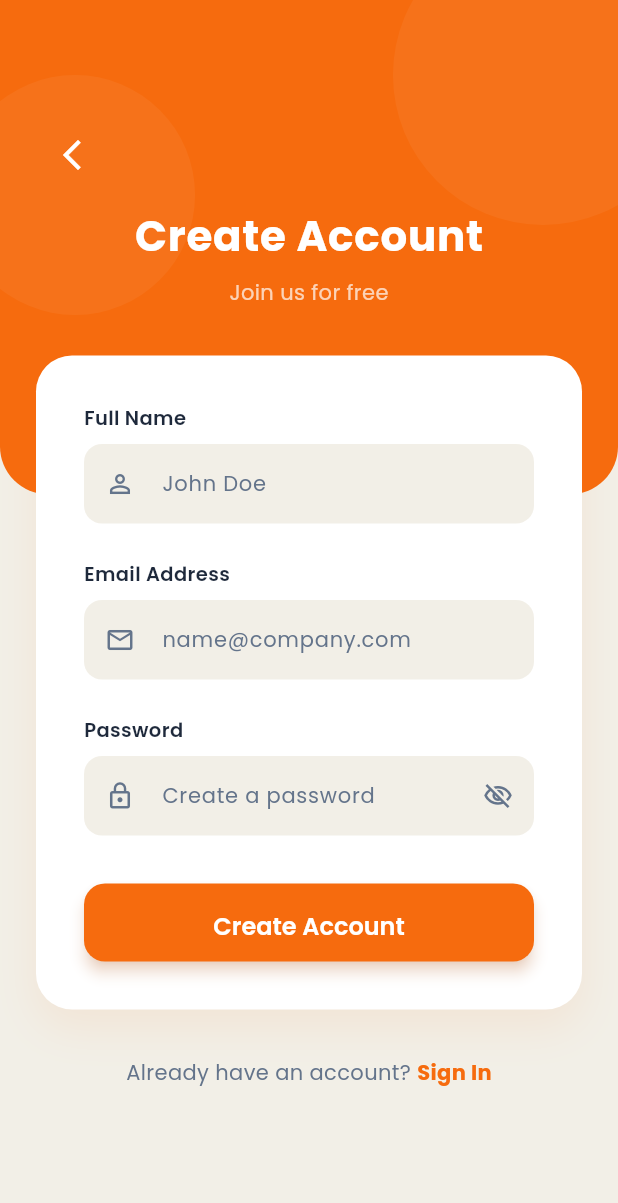
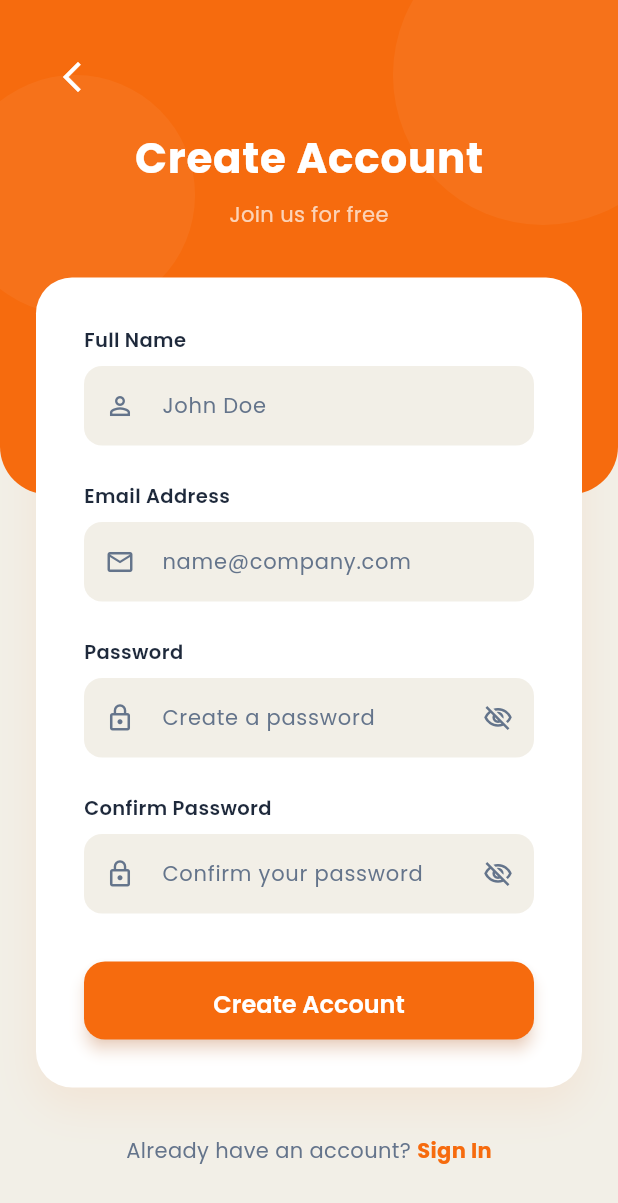
Before and after one commit to rizkyxp/fieldops-qc, a Flutter app: the screen it shows after launch, after a tap on "Sign Up", on a phone screen of 412 x 824 dp. Shown: the top 1203 px of the screen. Run offline on Flutter 3.47's test engine with Material 3 defaults, Android fonts, the phone set to English and light mode, and no system bars; our stand-ins replace dio, flutter_dotenv, flutter_native_splash, get, google_fonts, image_picker and 2 more; network calls fail.

Commit message:
refactor: Replace GoogleFonts with native TextStyle for typography consistency across UI components.

```diff
--- a/lib/modules/auth/presentation/views/login_view.dart
+++ b/lib/modules/auth/presentation/views/login_view.dart
@@ -1,6 +1,5 @@
 import 'package:flutter/material.dart';
 import 'package:get/get.dart';
-import 'package:google_fonts/google_fonts.dart';
 import '../controllers/auth_controller.dart';
 import '../../../../core/theme/app_colors.dart';
 import 'signup_view.dart';
@@ -87,7 +86,7 @@ class LoginView extends GetView<AuthController> {
                     const SizedBox(height: 24),
                     Text(
                       "FieldOps QC",
-                      style: GoogleFonts.poppins(
+                      style: const TextStyle(
                         fontSize: 24,
                         fontWeight: FontWeight.bold,
                         color: Colors.white,
@@ -115,7 +114,7 @@ class LoginView extends GetView<AuthController> {
                         children: [
                           Text(
                             "Welcome Back",
-                            style: GoogleFonts.poppins(
+                            style: const TextStyle(
                               fontSize: 22,
                               fontWeight: FontWeight.bold,
                               color: AppColors.textPrimary,
@@ -124,7 +123,7 @@ class LoginView extends GetView<AuthController> {
                           const SizedBox(height: 8),
                           Text(
                             "Please sign in to your account.",
-                            style: GoogleFonts.poppins(
+                            style: const TextStyle(
                               fontSize: 14,
                               color: AppColors.textSecondary,
                             ),
@@ -137,7 +136,7 @@ class LoginView extends GetView<AuthController> {
                           TextField(
                             controller: controller.emailController,
                             keyboardType: TextInputType.emailAddress,
-                            style: GoogleFonts.poppins(fontSize: 14),
+                            style: const TextStyle(fontSize: 14),
                             decoration: _inputDecoration(
                               hint: "Enter your email",
                               icon: Icons.email_outlined,
@@ -152,7 +151,7 @@ class LoginView extends GetView<AuthController> {
                             () => TextField(
                               controller: controller.passwordController,
                               obscureText: !controller.isPasswordVisible.value,
-                              style: GoogleFonts.poppins(fontSize: 14),
+                              style: const TextStyle(fontSize: 14),
                               decoration: _inputDecoration(
                                 hint: "Enter your password",
                                 icon: Icons.lock_outline,
@@ -173,9 +172,9 @@ class LoginView extends GetView<AuthController> {
                                   vertical: 8,
                                 ),
                               ),
-                              child: Text(
+                              child: const Text(
                                 "Forgot Password?",
-                                style: GoogleFonts.poppins(
+                                style: TextStyle(
                                   fontWeight: FontWeight.w600,
                                   fontSize: 13,
                                 ),
@@ -213,9 +212,9 @@ class LoginView extends GetView<AuthController> {
                                           strokeWidth: 2,
                                         ),
                                       )
-                                    : Text(
+                                    : const Text(
                                         "Sign In",
-                                        style: GoogleFonts.poppins(
+                                        style: TextStyle(
                                           fontWeight: FontWeight.w600,
                                           fontSize: 16,
                                         ),
@@ -235,16 +234,16 @@ class LoginView extends GetView<AuthController> {
                       children: [
                         Text(
                           "Don't have an account? ",
-                          style: GoogleFonts.poppins(
+                          style: const TextStyle(
                             color: AppColors.textSecondary,
                             fontSize: 14,
                           ),
                         ),
                         GestureDetector(
                           onTap: () => Get.to(() => const SignupView()),
-                          child: Text(
+                          child: const Text(
                             "Sign Up",
-                            style: GoogleFonts.poppins(
+                            style: TextStyle(
                               color: AppColors.primary,
                               fontWeight: FontWeight.bold,
                               fontSize: 14,
@@ -267,7 +266,7 @@ class LoginView extends GetView<AuthController> {
   Widget _buildTextFieldLabel(String label) {
     return Text(
       label,
-      style: GoogleFonts.poppins(
+      style: const TextStyle(
         fontSize: 13,
         fontWeight: FontWeight.w600,
         color: AppColors.textPrimary,
--- a/lib/modules/auth/presentation/views/signup_view.dart
+++ b/lib/modules/auth/presentation/views/signup_view.dart
@@ -1,6 +1,5 @@
 import 'package:flutter/material.dart';
 import 'package:get/get.dart';
-import 'package:google_fonts/google_fonts.dart';
 import '../controllers/auth_controller.dart';
 import '../../../../core/theme/app_colors.dart';
 
@@ -75,7 +74,7 @@ class SignupView extends GetView<AuthController> {
 
                     Text(
                       "Create Account",
-                      style: GoogleFonts.poppins(
+                      style: const TextStyle(
                         fontSize: 28,
                         fontWeight: FontWeight.bold,
                         color: Colors.white,
@@ -83,12 +82,9 @@ class SignupView extends GetView<AuthController> {
                       ),
                     ),
                     const SizedBox(height: 8),
-                    Text(
+                    const Text(
                       "Join us for free",
-                      style: GoogleFonts.poppins(
-                        fontSize: 14,
-                        color: Colors.white70,
-                      ),
+                      style: TextStyle(fontSize: 14, color: Colors.white70),
                     ),
                     const SizedBox(height: 32),
 
@@ -114,7 +110,7 @@ class SignupView extends GetView<AuthController> {
                           const SizedBox(height: 8),
                           TextField(
                             controller: controller.nameController,
-                            style: GoogleFonts.poppins(fontSize: 14),
+                            style: const TextStyle(fontSize: 14),
                             decoration: _inputDecoration(
                               hint: "John Doe",
                               icon: Icons.person_outline,
@@ -128,7 +124,7 @@ class SignupView extends GetView<AuthController> {
                           TextField(
                             controller: controller.emailController,
                             keyboardType: TextInputType.emailAddress,
-                            style: GoogleFonts.poppins(fontSize: 14),
+                            style: const TextStyle(fontSize: 14),
                             decoration: _inputDecoration(
                               hint: "name@company.com",
                               icon: Icons.email_outlined,
@@ -143,11 +139,31 @@ class SignupView extends GetView<AuthController> {
                             () => TextField(
                               controller: controller.passwordController,
                               obscureText: !controller.isPasswordVisible.value,
-                              style: GoogleFonts.poppins(fontSize: 14),
+                              style: const TextStyle(fontSize: 14),
                               decoration: _inputDecoration(
                                 hint: "Create a password",
                                 icon: Icons.lock_outline,
                                 isPassword: true,
+                                isConfirm: false,
+                              ),
+                            ),
+                          ),
+                          const SizedBox(height: 24),
+
+                          // Confirm Password
+                          _buildTextFieldLabel("Confirm Password"),
+                          const SizedBox(height: 8),
+                          Obx(
+                            () => TextField(
+                              controller: controller.confirmPasswordController,
+                              obscureText:
+                                  !controller.isConfirmPasswordVisible.value,
+                              style: const TextStyle(fontSize: 14),
+                              decoration: _inputDecoration(
+                                hint: "Confirm your password",
+                                icon: Icons.lock_outline,
+                                isPassword: true,
+                                isConfirm: true,
                               ),
                             ),
                           ),
@@ -182,9 +198,9 @@ class SignupView extends GetView<AuthController> {
                                           strokeWidth: 2,
                                         ),
                                       )
-                                    : Text(
+                                    : const Text(
                                         "Create Account",
-                                        style: GoogleFonts.poppins(
+                                        style: TextStyle(
                                           fontWeight: FontWeight.w600,
                                           fontSize: 16,
                                         ),
@@ -204,16 +220,16 @@ class SignupView extends GetView<AuthController> {
                       children: [
                         Text(
                           "Already have an account? ",
-                          style: GoogleFonts.poppins(
+                          style: const TextStyle(
                             color: AppColors.textSecondary,
                             fontSize: 14,
                           ),
                         ),
                         GestureDetector(
                           onTap: () => Get.back(),
-                          child: Text(
+                          child: const Text(
                             "Sign In",
-                            style: GoogleFonts.poppins(
+                            style: TextStyle(
                               color: AppColors.primary,
                               fontWeight: FontWeight.bold,
                               fontSize: 14,
@@ -236,7 +252,7 @@ class SignupView extends GetView<AuthController> {
   Widget _buildTextFieldLabel(String label) {
     return Text(
       label,
-      style: GoogleFonts.poppins(
+      style: const TextStyle(
         fontSize: 13,
         fontWeight: FontWeight.w600,
         color: AppColors.textPrimary,
@@ -248,6 +264,7 @@ class SignupView extends GetView<AuthController> {
     required String hint,
     required IconData icon,
     bool isPassword = false,
+    bool isConfirm = false,
   }) {
     return InputDecoration(
       hintText: hint,
@@ -255,13 +272,19 @@ class SignupView extends GetView<AuthController> {
       suffixIcon: isPassword
           ? IconButton(
               icon: Icon(
-                controller.isPasswordVisible.value
-                    ? Icons.visibility_outlined
-                    : Icons.visibility_off_outlined,
+                isConfirm
+                    ? (controller.isConfirmPasswordVisible.value
+                          ? Icons.visibility_outlined
+                          : Icons.visibility_off_outlined)
+                    : (controller.isPasswordVisible.value
+                          ? Icons.visibility_outlined
+                          : Icons.visibility_off_outlined),
                 color: AppColors.textSecondary,
                 size: 20,
               ),
-              onPressed: controller.togglePasswordVisibility,
+              onPressed: isConfirm
+                  ? controller.toggleConfirmPasswordVisibility
+                  : controller.togglePasswordVisibility,
             )
           : null,
       filled: true,
--- a/lib/modules/chat/presentation/views/chat_tab.dart
+++ b/lib/modules/chat/presentation/views/chat_tab.dart
@@ -1,6 +1,5 @@
 import 'package:flutter/material.dart';
 import 'package:get/get.dart';
-import 'package:google_fonts/google_fonts.dart';
 import '../../../../core/theme/app_colors.dart';
 import 'widgets/chat_card.dart';
 
@@ -53,7 +52,7 @@ class ChatTab extends StatelessWidget {
       appBar: AppBar(
         title: Text(
           "Messages",
-          style: GoogleFonts.poppins(
+          style: const TextStyle(
             fontWeight: FontWeight.bold,
             color: AppColors.textPrimary,
           ),
--- a/lib/modules/task/presentation/views/tasks_tab.dart
+++ b/lib/modules/task/presentation/views/tasks_tab.dart
@@ -1,5 +1,4 @@
 import 'package:flutter/material.dart';
-import 'package:google_fonts/google_fonts.dart';
 import '../../../../core/theme/app_colors.dart';
 import 'widgets/task_card.dart';
 
@@ -57,7 +56,7 @@ class TasksTab extends StatelessWidget {
       appBar: AppBar(
         title: Text(
           "My Tasks",
-          style: GoogleFonts.poppins(
+          style: const TextStyle(
             fontWeight: FontWeight.bold,
             color: AppColors.textPrimary,
           ),
```
Also changed, not shown: lib/modules/activity/presentation/views/recent_activity_view.dart (+7 -8 lines), lib/modules/activity/presentation/views/widgets/recent_activity_item.dart (+3 -4 lines), lib/modules/auth/presentation/controllers/auth_controller.dart (+55 -4 lines), lib/modules/chat/presentation/views/widgets/chat_card.dart (+5 -6 lines), lib/modules/dashboard/presentation/views/home_tab.dart (+16 -17 lines), lib/modules/dashboard/presentation/views/profile_tab.dart (+5 -6 lines), lib/modules/project/presentation/views/all_projects_view.dart (+6 -7 lines), lib/modules/project/presentation/views/create_project_view.dart (+12 -16 lines), lib/modules/project/presentation/views/project_detail_view.dart (+6 -7 lines), lib/modules/project/presentation/views/project_overview_view.dart (+11 -18 lines), lib/modules/project/presentation/views/widgets/project_card.dart (+4 -5 lines), lib/modules/reflect/presentation/views/reflect_detail_view.dart (+11 -12 lines), lib/modules/reflect/presentation/views/reflect_tab.dart (+4 -5 lines), lib/modules/task/presentation/views/widgets/task_card.dart (+6 -7 lines).
